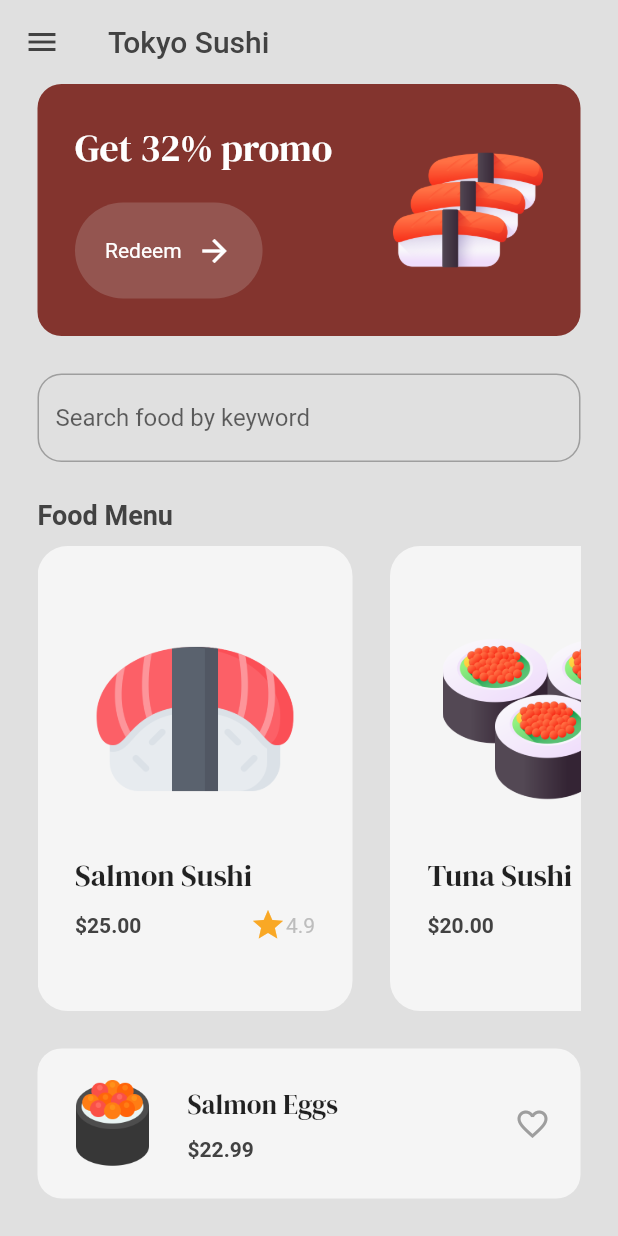
After one commit to ashysnr/shushi_app, a Flutter app: the MenuPage screen opened by its route, on a phone screen of 412 x 824 dp. The commit adds this screen. Run offline on Flutter 3.47's test engine with Material 2 defaults, Android fonts, the phone set to English and light mode, and no system bars; our stand-ins replace google_fonts.

Commit message:
Update for the sushi app
Second push

```diff
--- /dev/null
+++ b/lib/components/food_tile.dart
@@ -0,0 +1,83 @@
+import 'package:flutter/material.dart';
+import 'package:google_fonts/google_fonts.dart';
+import '../models/food_models.dart';
+
+class FoodTile extends StatelessWidget {
+  final Food food;
+  const FoodTile({
+    super.key,
+    required this.food,
+  });
+
+  @override
+  Widget build(BuildContext context) {
+    return Container(
+      margin: const EdgeInsets.only(right: 25.00),
+      padding: const EdgeInsets.all(25.00),
+      decoration: BoxDecoration(
+        color: Colors.grey[100],
+        borderRadius: BorderRadius.circular(20.00),
+      ),
+      child: Column(
+        crossAxisAlignment: CrossAxisAlignment.center,
+        mainAxisAlignment: MainAxisAlignment.spaceEvenly,
+        children: [
+          // image
+          Image.asset(
+            food.imagePath,
+            height: 140.00,
+          ),
+
+          Column(
+            crossAxisAlignment: CrossAxisAlignment.start,
+            children: [
+              // text
+              Text(
+                food.name,
+                style: GoogleFonts.dmSerifDisplay(
+                  fontSize: 20.00,
+                ),
+              ),
+
+              const SizedBox(
+                height: 8.00,
+              ),
+
+              // price and rating
+              SizedBox(
+                width: 160,
+                child: Row(
+                  mainAxisAlignment: MainAxisAlignment.spaceBetween,
+                  children: [
+                    // price
+                    Text(
+                      '\$' + food.price,
+                      style: TextStyle(
+                        color: Colors.grey[800],
+                        fontWeight: FontWeight.bold,
+                      ),
+                    ),
+
+                    Row(
+                      children: [
+                        // rating
+                        Icon(
+                          Icons.star,
+                          color: Colors.yellow[800],
+                        ),
+                        Text(
+                          food.rating,
+                          style: TextStyle(color: Colors.grey[400]),
+                        ),
+                      ],
+                    )
+                  ],
+                ),
+              ),
+            ],
+          ),
+        ],
+      ),
+    );
+  }
+}
--- a/lib/components/mybutton.dart
+++ b/lib/components/mybutton.dart
@@ -1,18 +1,25 @@
 import 'package:flutter/material.dart';
+import 'package:shushi_app/themes/colors.dart';
 
 class MyButton extends StatelessWidget {
   final String text;
+  final void Function()? onTap;
+
   const MyButton({
     super.key,
     required this.text,
+    required this.onTap,
   });
 
   @override
   Widget build(BuildContext context) {
-    return Container(
+    return GestureDetector(
+      onTap: onTap,
+      child: Container(
         decoration: BoxDecoration(
-          color: const Color.fromARGB(255, 148, 85, 80),
-          borderRadius: BorderRadius.circular(40.00)),
+          color: secondaryColor,
+          borderRadius: BorderRadius.circular(40.00),
+        ),
         padding: const EdgeInsets.all(20.00),
         child: Row(
           mainAxisAlignment: MainAxisAlignment.center,
@@ -32,6 +39,7 @@ class MyButton extends StatelessWidget {
             ),
           ],
         ),
+      ),
     );
   }
 }
--- a/lib/main.dart
+++ b/lib/main.dart
@@ -1,5 +1,6 @@
 import 'package:flutter/material.dart';
 import 'package:shushi_app/pages/intro_page.dart';
+import 'package:shushi_app/pages/menu_page.dart';
 
 void main() {
   runApp(const MyApp());
@@ -14,6 +15,10 @@ class MyApp extends StatelessWidget {
     return MaterialApp(
       debugShowCheckedModeBanner: false,
       home: const IntroPage(),
+      routes: {
+        '/intropage': (context) => const IntroPage(),
+        '/menupage': (context) => const MenuPage(),
+      },
     );
   }
 }
--- /dev/null
+++ b/lib/models/food_models.dart
@@ -0,0 +1,18 @@
+class Food {
+  String name;
+  String price;
+  String imagePath;
+  String rating;
+
+  Food({
+    required this.name,
+    required this.price,
+    required this.imagePath,
+    required this.rating,
+  });
+
+  String get _name => name;
+  String get _price => price;
+  String get _imagePath => imagePath;
+  String get _rating => rating;
+}
--- a/lib/pages/intro_page.dart
+++ b/lib/pages/intro_page.dart
@@ -1,6 +1,7 @@
 import 'package:flutter/material.dart';
 import 'package:google_fonts/google_fonts.dart';
 import 'package:shushi_app/components/mybutton.dart';
+import 'package:shushi_app/themes/colors.dart';
 
 class IntroPage extends StatelessWidget {
   const IntroPage({super.key});
@@ -8,7 +9,7 @@ class IntroPage extends StatelessWidget {
   @override
   Widget build(BuildContext context) {
     return Scaffold(
-      backgroundColor: Color.fromARGB(255, 131, 52, 46),
+      backgroundColor: primaryColor,
       body: Padding(
         padding: const EdgeInsets.all(25.0),
         child: Column(
@@ -57,7 +58,13 @@ class IntroPage extends StatelessWidget {
             const SizedBox(height: 25.00),
 
             // get to menu
-            MyButton(text: 'Get Started')
+            MyButton(
+              text: 'Get Started',
+              onTap: () {
+                // navigate to menu page
+                Navigator.pushNamed(context, '/menupage');
+              },
+            )
           ],
         ),
       ),
--- /dev/null
+++ b/lib/pages/menu_page.dart
@@ -0,0 +1,194 @@
+import 'package:flutter/material.dart';
+import 'package:google_fonts/google_fonts.dart';
+import 'package:shushi_app/components/food_tile.dart';
+import 'package:shushi_app/components/mybutton.dart';
+import 'package:shushi_app/models/food_models.dart';
+import 'package:shushi_app/themes/colors.dart';
+
+class MenuPage extends StatefulWidget {
+  const MenuPage({super.key});
+
+  @override
+  State<MenuPage> createState() => _MenuPageState();
+}
+
+class _MenuPageState extends State<MenuPage> {
+  List foodMenu = [
+    Food(
+      name: "Salmon Sushi",
+      price: "25.00",
+      imagePath: "lib/images/salmon_sushi.png",
+      rating: "4.9",
+    ),
+    Food(
+      name: "Tuna Sushi",
+      price: "20.00",
+      imagePath: "lib/images/tuna.png",
+      rating: "4.5",
+    ),
+  ];
+
+  @override
+  Widget build(BuildContext context) {
+    return Scaffold(
+      backgroundColor: Colors.grey[300],
+      appBar: AppBar(
+        backgroundColor: Colors.transparent,
+        elevation: 0,
+        leading: Icon(
+          Icons.menu,
+          color: Colors.grey[800],
+        ),
+        title: Text(
+          "Tokyo Sushi",
+          style: TextStyle(
+            color: Colors.grey[800],
+          ),
+        ),
+      ),
+      body: Padding(
+        padding: const EdgeInsets.symmetric(horizontal: 25.00),
+        child: Column(
+          crossAxisAlignment: CrossAxisAlignment.start,
+          mainAxisAlignment: MainAxisAlignment.spaceEvenly,
+          children: [
+            // promo banner
+            Container(
+              decoration: BoxDecoration(
+                  color: primaryColor,
+                  borderRadius: BorderRadius.circular(16.00)),
+              padding: const EdgeInsets.all(25.00),
+              child: Row(
+                mainAxisAlignment: MainAxisAlignment.spaceBetween,
+                children: [
+                  Column(
+                    crossAxisAlignment: CrossAxisAlignment.start,
+                    children: [
+                      Text(
+                        "Get 32% promo",
+                        style: GoogleFonts.dmSerifDisplay(
+                          fontSize: 25.00,
+                          color: Colors.white,
+                        ),
+                      ),
+                      const SizedBox(
+                        height: 20.00,
+                      ),
+                      MyButton(
+                        text: "Redeem",
+                        onTap: () {},
+                      ),
+                    ],
+                  ),
+                  Image.asset(
+                    "lib/images/many_sushi.png",
+                    height: 100,
+                  ),
+                ],
+              ),
+            ),
+
+            const SizedBox(height: 25.00),
+
+            // search input
+            TextField(
+              decoration: InputDecoration(
+                enabledBorder: OutlineInputBorder(
+                  borderSide: const BorderSide(
+                    color: Colors.grey,
+                  ),
+                  borderRadius: BorderRadius.circular(16.00),
+                ),
+                focusedBorder: OutlineInputBorder(
+                  borderSide: BorderSide(
+                    color: primaryColor,
+                  ),
+                  borderRadius: BorderRadius.circular(16.00),
+                ),
+                hintText: "Search food by keyword",
+              ),
+            ),
+
+            const SizedBox(height: 25.00),
+
+            // menu list
+            Text(
+              "Food Menu",
+              style: TextStyle(
+                  color: Colors.grey[800],
+                  fontWeight: FontWeight.bold,
+                  fontSize: 18.00),
+            ),
+
+            const SizedBox(height: 10.00),
+
+            Expanded(
+              child: ListView.builder(
+                scrollDirection: Axis.horizontal,
+                itemCount: foodMenu.length,
+                itemBuilder: (context, index) => FoodTile(
+                  food: foodMenu[index],
+                ),
+              ),
+            ),
+
+            const SizedBox(height: 25.00),
+
+            // popular dish
+            Container(
+              decoration: BoxDecoration(
+                color: Colors.grey[100],
+                borderRadius: BorderRadius.circular(16.00),
+              ),
+              margin: const EdgeInsets.only(bottom: 25.00),
+              padding: const EdgeInsets.all(20.00),
+              child: Row(
+                mainAxisAlignment: MainAxisAlignment.spaceBetween,
+                children: [
+                  Row(
+                    children: [
+                      // image
+                      Image.asset(
+                        "lib/images/salmon_eggs.png",
+                        height: 60.00,
+                      ),
+
+                      const SizedBox(width: 20.00),
+
+                      // name and price
+                      Column(
+                        crossAxisAlignment: CrossAxisAlignment.start,
+                        children: [
+                          // name
+                          Text(
+                            "Salmon Eggs",
+                            style: GoogleFonts.dmSerifDisplay(fontSize: 18.00),
+                          ),
+
+                          const SizedBox(height: 10.00),
+
+                          Text(
+                            "\$22.99",
+                            style: TextStyle(
+                              color: Colors.grey[800],
+                              fontWeight: FontWeight.bold,
+                            ),
+                          )
+                        ],
+                      ),
+                    ],
+                  ),
+                  const Icon(
+                    Icons.favorite_outline,
+                    color: Colors.grey,
+                    size: 24.00,
+                  )
+                ],
+              ),
+            ),
+          ],
+        ),
+      ),
+    );
+  }
+}
--- /dev/null
+++ b/lib/themes/colors.dart
@@ -0,0 +1,4 @@
+import 'package:flutter/material.dart';
+
+var primaryColor = const Color.fromARGB(255, 131, 52, 46);
+var secondaryColor = const Color.fromARGB(255, 148, 85, 80);
```
Also changed, not shown: lib/images/salmon_sushi.png (renamed from lib/images/salmon_suchi.png). Lines whose indentation alone changed are shown as unchanged.
